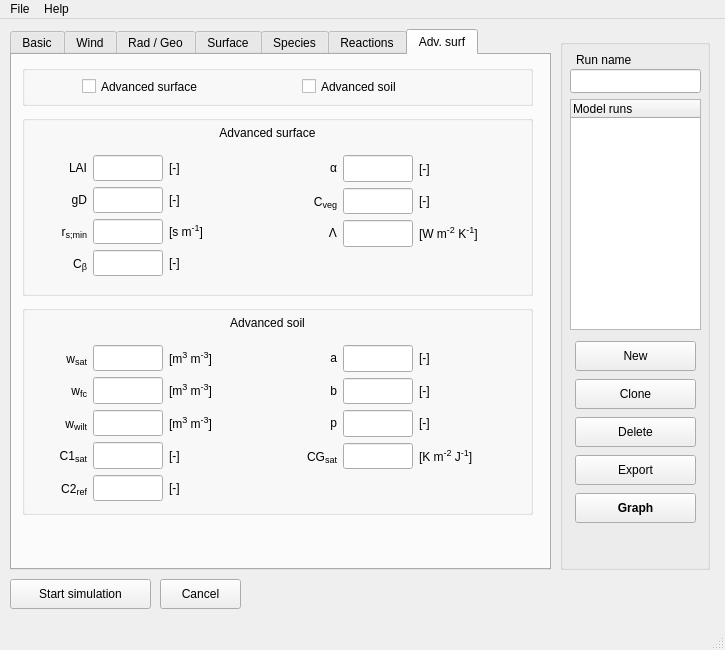
Qt form mainwindow.ui (classmodel/modelgui) before a commit.
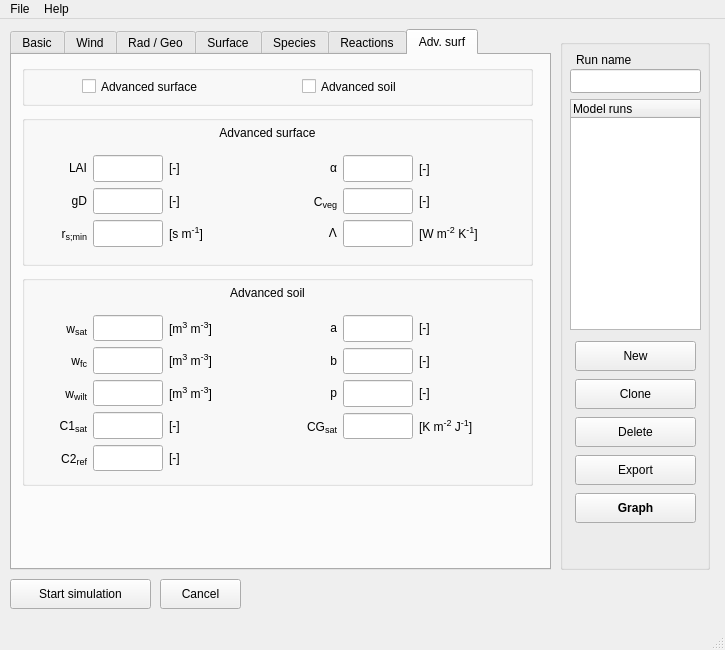
The same form after that commit. The open tabs and pages were chosen to show the change.

```diff
--- a/mainwindow.ui
+++ b/mainwindow.ui
@@ -7928,7 +7928,7 @@
         <x>10</x>
         <y>60</y>
         <width>511</width>
-        <height>181</height>
+        <height>151</height>
        </rect>
       </property>
       <property name="title">
@@ -7940,7 +7940,7 @@
          <x>10</x>
          <y>40</y>
          <width>231</width>
-         <height>121</height>
+         <height>92</height>
         </rect>
        </property>
        <layout class="QGridLayout" name="surface_parameters_grid1" columnminimumwidth="50,0,60">
@@ -8163,78 +8163,6 @@
           </property>
          </widget>
         </item>
-        <item row="3" column="1">
-         <widget class="QLineEdit" name="input_surface_cbeta">
-          <property name="sizePolicy">
-           <sizepolicy hsizetype="Fixed" vsizetype="Expanding">
-            <horstretch>0</horstretch>
-            <verstretch>0</verstretch>
-           </sizepolicy>
-          </property>
-          <property name="minimumSize">
-           <size>
-            <width>70</width>
-            <height>0</height>
-           </size>
-          </property>
-          <property name="maximumSize">
-           <size>
-            <width>70</width>
-            <height>16777215</height>
-           </size>
-          </property>
-          <property name="toolTip">
-           <string>curvature plant water stress response (A-Gs)</string>
-          </property>
-          <property name="alignment">
-           <set>Qt::AlignRight|Qt::AlignTrailing|Qt::AlignVCenter</set>
-          </property>
-         </widget>
-        </item>
-        <item row="3" column="0">
-         <widget class="QLabel" name="label_surface_cbeta">
-          <property name="sizePolicy">
-           <sizepolicy hsizetype="Fixed" vsizetype="Preferred">
-            <horstretch>0</horstretch>
-            <verstretch>0</verstretch>
-           </sizepolicy>
-          </property>
-          <property name="minimumSize">
-           <size>
-            <width>55</width>
-            <height>0</height>
-           </size>
-          </property>
-          <property name="maximumSize">
-           <size>
-            <width>55</width>
-            <height>16777215</height>
-           </size>
-          </property>
-          <property name="toolTip">
-           <string/>
-          </property>
-          <property name="text">
-           <string>&lt;html&gt;C&lt;span style=&quot; font-size:14px; vertical-align:sub;&quot;&gt;&amp;#946;&lt;/span&gt;&lt;/html&gt;</string>
-          </property>
-          <property name="alignment">
-           <set>Qt::AlignRight|Qt::AlignTrailing|Qt::AlignVCenter</set>
-          </property>
-         </widget>
-        </item>
-        <item row="3" column="2">
-         <widget class="QLabel" name="unitlabel_surface_cbeta">
-          <property name="toolTip">
-           <string/>
-          </property>
-          <property name="text">
-           <string>&lt;html&gt;[-]&lt;/html&gt;</string>
-          </property>
-          <property name="alignment">
-           <set>Qt::AlignLeading|Qt::AlignLeft|Qt::AlignVCenter</set>
-          </property>
-         </widget>
-        </item>
        </layout>
       </widget>
       <widget class="QWidget" name="gridLayoutWidget_18">
@@ -8489,9 +8417,9 @@
       <property name="geometry">
        <rect>
         <x>10</x>
-        <y>250</y>
+        <y>220</y>
         <width>511</width>
-        <height>210</height>
+        <height>211</height>
        </rect>
       </property>
       <property name="title">
```
Left out of the diff: 2 changed lines with no effect on the pictures.
